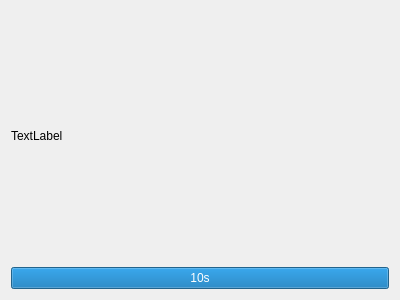
This is gui/countdownwidget.ui in andyboeh/qtphotobox as Qt 5 draws it before an edit. The edited form follows.
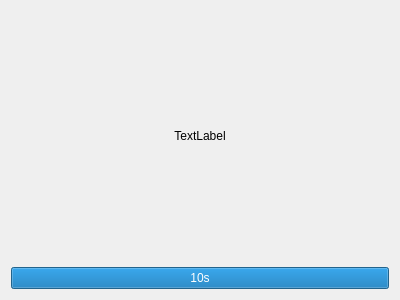
This is the edited form.

Patch:
```diff
--- a/gui/countdownwidget.ui
+++ b/gui/countdownwidget.ui
@@ -19,6 +19,9 @@
      <property name="text">
       <string>TextLabel</string>
      </property>
+     <property name="alignment">
+      <set>Qt::AlignCenter</set>
+     </property>
     </widget>
    </item>
    <item>
```
